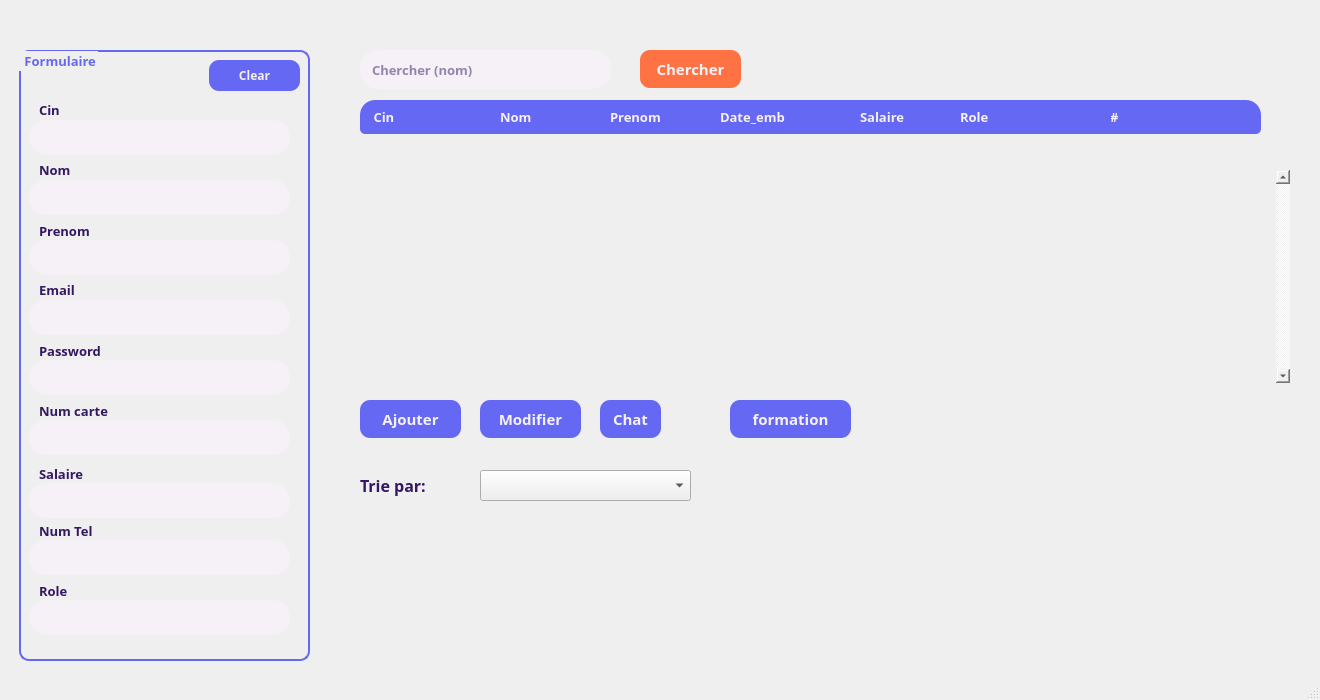
Farah-Torkhani/Smart_Printing_Office_QT, file gestionemp.ui: the form before one commit.
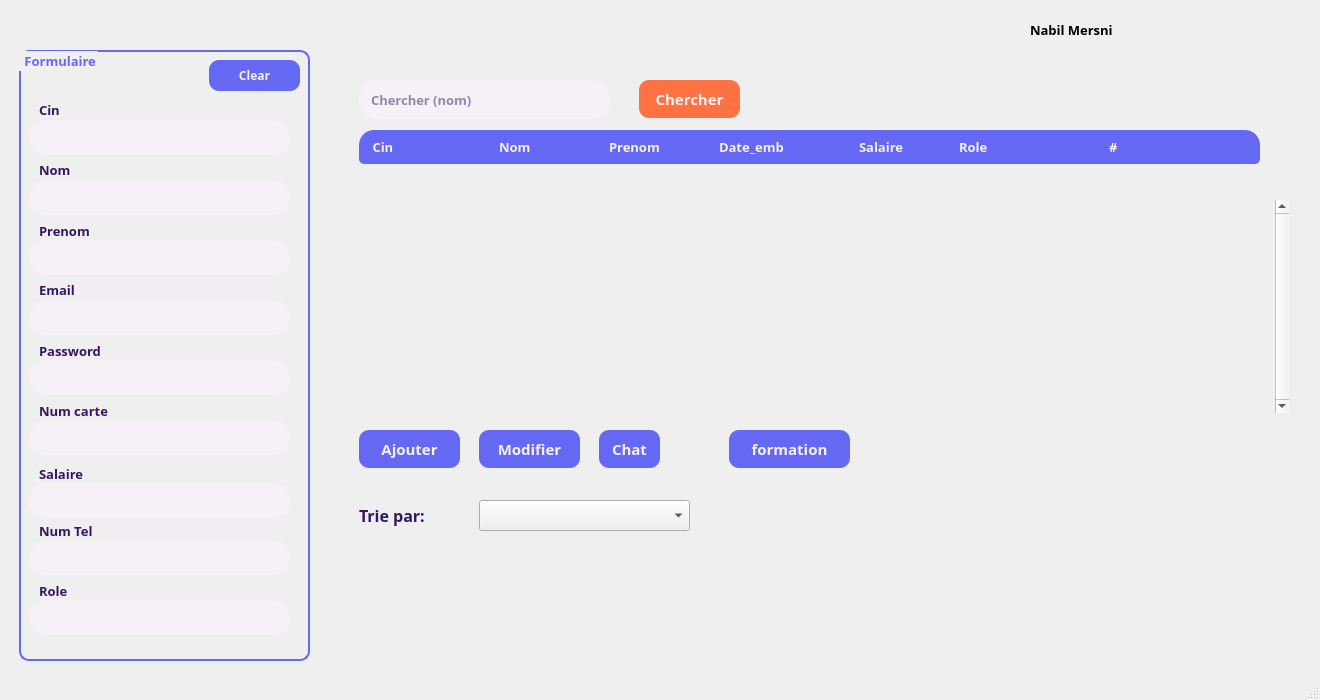
The form after the commit. Icons and pictures are not drawn.

The edit to the form file:
```diff
--- a/gestionemp.ui
+++ b/gestionemp.ui
@@ -23,300 +23,6 @@
 }</string>
   </property>
   <widget class="QWidget" name="centralwidget">
-   <widget class="QPushButton" name="updateBtn">
-    <property name="geometry">
-     <rect>
-      <x>480</x>
-      <y>400</y>
-      <width>101</width>
-      <height>38</height>
-     </rect>
-    </property>
-    <property name="font">
-     <font>
-      <family>Montserrat SemiBold</family>
-      <pointsize>11</pointsize>
-      <weight>75</weight>
-      <bold>true</bold>
-     </font>
-    </property>
-    <property name="cursor">
-     <cursorShape>PointingHandCursor</cursorShape>
-    </property>
-    <property name="styleSheet">
-     <string notr="true">QPushButton#updateBtn {
-    background-color: rgb(101, 104, 243);
-	color: rgb(245, 241, 246);
-	border-radius: 10px;
- }
-
-QPushButton#updateBtn:hover {
-	background-color: rgb(254, 129, 75);
-}
-
-QPushButton#updateBtn:pressed {
-	background-color: rgb(255, 114, 68);
-}</string>
-    </property>
-    <property name="text">
-     <string>Modifier</string>
-    </property>
-   </widget>
-   <widget class="QLabel" name="label_12">
-    <property name="geometry">
-     <rect>
-      <x>720</x>
-      <y>100</y>
-      <width>141</width>
-      <height>34</height>
-     </rect>
-    </property>
-    <property name="font">
-     <font>
-      <family>Montserrat SemiBold</family>
-      <pointsize>10</pointsize>
-      <weight>75</weight>
-      <bold>true</bold>
-     </font>
-    </property>
-    <property name="styleSheet">
-     <string notr="true">#label_12{
-background-color: #6568F3;
-color: #F5F1F6;
-}</string>
-    </property>
-    <property name="text">
-     <string>Date_emb</string>
-    </property>
-   </widget>
-   <widget class="QPushButton" name="refreshBtn">
-    <property name="geometry">
-     <rect>
-      <x>1160</x>
-      <y>50</y>
-      <width>81</width>
-      <height>38</height>
-     </rect>
-    </property>
-    <property name="font">
-     <font>
-      <family>Montserrat SemiBold</family>
-      <pointsize>11</pointsize>
-      <weight>75</weight>
-      <bold>true</bold>
-     </font>
-    </property>
-    <property name="cursor">
-     <cursorShape>PointingHandCursor</cursorShape>
-    </property>
-    <property name="styleSheet">
-     <string notr="true">background-color: none;
-border:none;</string>
-    </property>
-    <property name="text">
-     <string/>
-    </property>
-    <property name="icon">
-     <iconset resource="resource.qrc">
-      <normaloff>:/resource/img/refresh.png</normaloff>:/resource/img/refresh.png</iconset>
-    </property>
-    <property name="iconSize">
-     <size>
-      <width>20</width>
-      <height>20</height>
-     </size>
-    </property>
-   </widget>
-   <widget class="QPushButton" name="addBtn">
-    <property name="geometry">
-     <rect>
-      <x>360</x>
-      <y>400</y>
-      <width>101</width>
-      <height>38</height>
-     </rect>
-    </property>
-    <property name="font">
-     <font>
-      <family>Montserrat SemiBold</family>
-      <pointsize>11</pointsize>
-      <weight>75</weight>
-      <bold>true</bold>
-     </font>
-    </property>
-    <property name="cursor">
-     <cursorShape>PointingHandCursor</cursorShape>
-    </property>
-    <property name="styleSheet">
-     <string notr="true">QPushButton#addBtn {
-    background-color: rgb(101, 104, 243);
-	color: rgb(245, 241, 246);
-	border-radius: 10px;
- }
-
-QPushButton#addBtn:hover {
-	background-color: rgb(254, 129, 75);
-}
-
-QPushButton#addBtn:pressed {
-	background-color: rgb(255, 114, 68);
-}</string>
-    </property>
-    <property name="text">
-     <string>Ajouter</string>
-    </property>
-   </widget>
-   <widget class="QPushButton" name="chercheBtn">
-    <property name="geometry">
-     <rect>
-      <x>640</x>
-      <y>50</y>
-      <width>101</width>
-      <height>38</height>
-     </rect>
-    </property>
-    <property name="font">
-     <font>
-      <family>Montserrat SemiBold</family>
-      <pointsize>11</pointsize>
-      <weight>75</weight>
-      <bold>true</bold>
-     </font>
-    </property>
-    <property name="cursor">
-     <cursorShape>PointingHandCursor</cursorShape>
-    </property>
-    <property name="styleSheet">
-     <string notr="true">QPushButton#chercheBtn {
-    background-color: rgb(255, 114, 68);
-	color: rgb(245, 241, 246);
-	border-radius: 10px;
- }
-
-QPushButton#chercheBtn:hover {
-	background-color: rgb(254, 129, 75);
-}
-
-QPushButton#chercheBtn:pressed {
-	background-color: rgb(255, 114, 68);
-}</string>
-    </property>
-    <property name="text">
-     <string>Chercher</string>
-    </property>
-   </widget>
-   <widget class="QLabel" name="label_13">
-    <property name="geometry">
-     <rect>
-      <x>1110</x>
-      <y>100</y>
-      <width>151</width>
-      <height>34</height>
-     </rect>
-    </property>
-    <property name="font">
-     <font>
-      <family>Montserrat SemiBold</family>
-      <pointsize>10</pointsize>
-      <weight>75</weight>
-      <bold>true</bold>
-     </font>
-    </property>
-    <property name="styleSheet">
-     <string notr="true">#label_13{
-background-color: #6568F3;
-border-top-right-radius: 15px;
-border-bottom-right-radius: 5px;
-color: #F5F1F6;
-}</string>
-    </property>
-    <property name="text">
-     <string>#</string>
-    </property>
-   </widget>
-   <widget class="QLabel" name="label_19">
-    <property name="geometry">
-     <rect>
-      <x>860</x>
-      <y>100</y>
-      <width>101</width>
-      <height>34</height>
-     </rect>
-    </property>
-    <property name="font">
-     <font>
-      <family>Montserrat SemiBold</family>
-      <pointsize>10</pointsize>
-      <weight>75</weight>
-      <bold>true</bold>
-     </font>
-    </property>
-    <property name="styleSheet">
-     <string notr="true">background-color: #6568F3;
-color: #F5F1F6;
-</string>
-    </property>
-    <property name="text">
-     <string>Salaire</string>
-    </property>
-   </widget>
-   <widget class="QLabel" name="label_40">
-    <property name="geometry">
-     <rect>
-      <x>960</x>
-      <y>100</y>
-      <width>151</width>
-      <height>34</height>
-     </rect>
-    </property>
-    <property name="font">
-     <font>
-      <family>Montserrat SemiBold</family>
-      <pointsize>10</pointsize>
-      <weight>75</weight>
-      <bold>true</bold>
-     </font>
-    </property>
-    <property name="styleSheet">
-     <string notr="true">background-color: #6568F3;
-color: #F5F1F6;
-</string>
-    </property>
-    <property name="text">
-     <string>Role</string>
-    </property>
-   </widget>
-   <widget class="QLineEdit" name="chercheInput">
-    <property name="geometry">
-     <rect>
-      <x>360</x>
-      <y>50</y>
-      <width>251</width>
-      <height>39</height>
-     </rect>
-    </property>
-    <property name="font">
-     <font>
-      <family>Montserrat SemiBold</family>
-      <pointsize>10</pointsize>
-      <weight>75</weight>
-      <bold>true</bold>
-     </font>
-    </property>
-    <property name="styleSheet">
-     <string notr="true">background-color: rgb(245, 241, 246);
-border-radius: 18px;
-padding: 5px 10px;
-color: rgb(52, 23, 99);
-</string>
-    </property>
-    <property name="text">
-     <string/>
-    </property>
-    <property name="placeholderText">
-     <string>Chercher (nom)</string>
-    </property>
-   </widget>
    <widget class="QGroupBox" name="formulaire">
     <property name="geometry">
      <rect>
@@ -844,190 +550,266 @@
      </property>
     </widget>
    </widget>
-   <widget class="QLabel" name="label_11">
+   <widget class="QLabel" name="fullnameLabel">
     <property name="geometry">
      <rect>
-      <x>610</x>
-      <y>100</y>
-      <width>111</width>
-      <height>34</height>
-     </rect>
-    </property>
-    <property name="font">
-     <font>
-      <family>Montserrat SemiBold</family>
-      <pointsize>10</pointsize>
-      <weight>75</weight>
-      <bold>true</bold>
-     </font>
-    </property>
-    <property name="styleSheet">
-     <string notr="true">#label_11{
-background-color: #6568F3;
-color: #F5F1F6;
-}</string>
-    </property>
-    <property name="text">
-     <string>Prenom</string>
-    </property>
-   </widget>
-   <widget class="QLabel" name="label_18">
-    <property name="geometry">
-     <rect>
-      <x>500</x>
-      <y>100</y>
-      <width>111</width>
-      <height>34</height>
-     </rect>
-    </property>
-    <property name="font">
-     <font>
-      <family>Montserrat SemiBold</family>
-      <pointsize>10</pointsize>
-      <weight>75</weight>
-      <bold>true</bold>
-     </font>
-    </property>
-    <property name="styleSheet">
-     <string notr="true">background-color: #6568F3;
-color: #F5F1F6;
-</string>
-    </property>
-    <property name="text">
-     <string>Nom</string>
-    </property>
-   </widget>
-   <widget class="QLabel" name="label_9">
-    <property name="geometry">
-     <rect>
-      <x>360</x>
-      <y>470</y>
-      <width>111</width>
-      <height>31</height>
-     </rect>
-    </property>
-    <property name="font">
-     <font>
-      <family>Montserrat SemiBold</family>
-      <pointsize>12</pointsize>
-      <weight>75</weight>
-      <bold>true</bold>
-     </font>
-    </property>
-    <property name="styleSheet">
-     <string notr="true">color: rgb(52, 23, 99);</string>
-    </property>
-    <property name="text">
-     <string>Trie par: </string>
-    </property>
-   </widget>
-   <widget class="QLabel" name="label_10">
-    <property name="geometry">
-     <rect>
-      <x>360</x>
-      <y>100</y>
-      <width>141</width>
-      <height>34</height>
-     </rect>
-    </property>
-    <property name="font">
-     <font>
-      <family>Montserrat SemiBold</family>
-      <pointsize>10</pointsize>
-      <weight>75</weight>
-      <bold>true</bold>
-     </font>
-    </property>
-    <property name="styleSheet">
-     <string notr="true">#label_10{
-background-color: #6568F3;
-border-top-left-radius: 15px;
-border-bottom-left-radius: 5px;
-color: #F5F1F6;
-}</string>
-    </property>
-    <property name="text">
-     <string>    Cin</string>
-    </property>
-   </widget>
-   <widget class="QComboBox" name="trieOption">
-    <property name="geometry">
-     <rect>
-      <x>480</x>
-      <y>470</y>
+      <x>1030</x>
+      <y>20</y>
       <width>211</width>
-      <height>31</height>
+      <height>20</height>
      </rect>
     </property>
     <property name="font">
      <font>
-      <family>Montserrat</family>
-      <pointsize>9</pointsize>
+      <family>Montserrat SemiBold</family>
+      <pointsize>10</pointsize>
       <weight>75</weight>
       <bold>true</bold>
      </font>
     </property>
-    <property name="editable">
-     <bool>false</bool>
+    <property name="text">
+     <string>Nabil Mersni</string>
     </property>
-    <property name="currentText">
+   </widget>
+   <widget class="QPushButton" name="logoutBtn">
+    <property name="geometry">
+     <rect>
+      <x>1250</x>
+      <y>10</y>
+      <width>45</width>
+      <height>45</height>
+     </rect>
+    </property>
+    <property name="cursor">
+     <cursorShape>PointingHandCursor</cursorShape>
+    </property>
+    <property name="styleSheet">
+     <string notr="true">QPushButton {
+	border:none;
+	border-radius:15px;
+}
+
+QPushButton::hover {
+  background-color: rgb(254, 129, 75);
+}</string>
+    </property>
+    <property name="text">
      <string/>
     </property>
-    <property name="currentIndex">
-     <number>-1</number>
+    <property name="icon">
+     <iconset resource="resource.qrc">
+      <normaloff>:/resource/img/logout.png</normaloff>:/resource/img/logout.png</iconset>
     </property>
    </widget>
-   <widget class="QScrollArea" name="scrollArea">
+   <widget class="QLabel" name="label_16">
     <property name="geometry">
      <rect>
-      <x>350</x>
-      <y>170</y>
-      <width>940</width>
-      <height>213</height>
+      <x>1000</x>
+      <y>19</y>
+      <width>23</width>
+      <height>23</height>
      </rect>
     </property>
     <property name="styleSheet">
-     <string notr="true">background:transparent;border:none;</string>
+     <string notr="true">image: url(:/resource/img/user.png);</string>
     </property>
-    <property name="verticalScrollBarPolicy">
-     <enum>Qt::ScrollBarAlwaysOn</enum>
+    <property name="text">
+     <string/>
     </property>
-    <property name="widgetResizable">
-     <bool>true</bool>
+   </widget>
+   <widget class="QGroupBox" name="adminInterface">
+    <property name="geometry">
+     <rect>
+      <x>349</x>
+      <y>60</y>
+      <width>951</width>
+      <height>491</height>
+     </rect>
     </property>
-    <widget class="QWidget" name="scrollAreaContents">
+    <property name="styleSheet">
+     <string notr="true">#adminInterface{
+border:none;
+}</string>
+    </property>
+    <property name="title">
+     <string/>
+    </property>
+    <widget class="QScrollArea" name="scrollArea">
      <property name="geometry">
       <rect>
        <x>0</x>
-       <y>0</y>
-       <width>919</width>
+       <y>140</y>
+       <width>940</width>
        <height>213</height>
       </rect>
      </property>
+     <property name="styleSheet">
+      <string notr="true">background:transparent;border:none;</string>
+     </property>
+     <property name="verticalScrollBarPolicy">
+      <enum>Qt::ScrollBarAlwaysOn</enum>
+     </property>
+     <property name="widgetResizable">
+      <bool>true</bool>
+     </property>
+     <widget class="QWidget" name="scrollAreaContents">
+      <property name="geometry">
+       <rect>
+        <x>0</x>
+        <y>0</y>
+        <width>919</width>
+        <height>213</height>
+       </rect>
+      </property>
+     </widget>
     </widget>
-   </widget>
-   <widget class="QPushButton" name="formationBtn">
-    <property name="geometry">
-     <rect>
-      <x>730</x>
-      <y>400</y>
-      <width>121</width>
-      <height>38</height>
-     </rect>
-    </property>
-    <property name="font">
-     <font>
-      <family>Montserrat SemiBold</family>
-      <pointsize>11</pointsize>
-      <weight>75</weight>
-      <bold>true</bold>
-     </font>
-    </property>
-    <property name="cursor">
-     <cursorShape>PointingHandCursor</cursorShape>
-    </property>
-    <property name="styleSheet">
-     <string notr="true">QPushButton#formationBtn {
+    <widget class="QPushButton" name="updateBtn">
+     <property name="geometry">
+      <rect>
+       <x>130</x>
+       <y>370</y>
+       <width>101</width>
+       <height>38</height>
+      </rect>
+     </property>
+     <property name="font">
+      <font>
+       <family>Montserrat SemiBold</family>
+       <pointsize>11</pointsize>
+       <weight>75</weight>
+       <bold>true</bold>
+      </font>
+     </property>
+     <property name="cursor">
+      <cursorShape>PointingHandCursor</cursorShape>
+     </property>
+     <property name="styleSheet">
+      <string notr="true">QPushButton#updateBtn {
+    background-color: rgb(101, 104, 243);
+	color: rgb(245, 241, 246);
+	border-radius: 10px;
+ }
+
+QPushButton#updateBtn:hover {
+	background-color: rgb(254, 129, 75);
+}
+
+QPushButton#updateBtn:pressed {
+	background-color: rgb(255, 114, 68);
+}</string>
+     </property>
+     <property name="text">
+      <string>Modifier</string>
+     </property>
+    </widget>
+    <widget class="QLabel" name="label_40">
+     <property name="geometry">
+      <rect>
+       <x>610</x>
+       <y>70</y>
+       <width>151</width>
+       <height>34</height>
+      </rect>
+     </property>
+     <property name="font">
+      <font>
+       <family>Montserrat SemiBold</family>
+       <pointsize>10</pointsize>
+       <weight>75</weight>
+       <bold>true</bold>
+      </font>
+     </property>
+     <property name="styleSheet">
+      <string notr="true">background-color: #6568F3;
+color: #F5F1F6;
+</string>
+     </property>
+     <property name="text">
+      <string>Role</string>
+     </property>
+    </widget>
+    <widget class="QLabel" name="label_10">
+     <property name="geometry">
+      <rect>
+       <x>10</x>
+       <y>70</y>
+       <width>141</width>
+       <height>34</height>
+      </rect>
+     </property>
+     <property name="font">
+      <font>
+       <family>Montserrat SemiBold</family>
+       <pointsize>10</pointsize>
+       <weight>75</weight>
+       <bold>true</bold>
+      </font>
+     </property>
+     <property name="styleSheet">
+      <string notr="true">#label_10{
+background-color: #6568F3;
+border-top-left-radius: 15px;
+border-bottom-left-radius: 5px;
+color: #F5F1F6;
+}</string>
+     </property>
+     <property name="text">
+      <string>    Cin</string>
+     </property>
+    </widget>
+    <widget class="QLineEdit" name="chercheInput">
+     <property name="geometry">
+      <rect>
+       <x>10</x>
+       <y>20</y>
+       <width>251</width>
+       <height>39</height>
+      </rect>
+     </property>
+     <property name="font">
+      <font>
+       <family>Montserrat SemiBold</family>
+       <pointsize>10</pointsize>
+       <weight>75</weight>
+       <bold>true</bold>
+      </font>
+     </property>
+     <property name="styleSheet">
+      <string notr="true">background-color: rgb(245, 241, 246);
+border-radius: 18px;
+padding: 5px 10px;
+color: rgb(52, 23, 99);
+</string>
+     </property>
+     <property name="text">
+      <string/>
+     </property>
+     <property name="placeholderText">
+      <string>Chercher (nom)</string>
+     </property>
+    </widget>
+    <widget class="QPushButton" name="formationBtn">
+     <property name="geometry">
+      <rect>
+       <x>380</x>
+       <y>370</y>
+       <width>121</width>
+       <height>38</height>
+      </rect>
+     </property>
+     <property name="font">
+      <font>
+       <family>Montserrat SemiBold</family>
+       <pointsize>11</pointsize>
+       <weight>75</weight>
+       <bold>true</bold>
+      </font>
+     </property>
+     <property name="cursor">
+      <cursorShape>PointingHandCursor</cursorShape>
+     </property>
+     <property name="styleSheet">
+      <string notr="true">QPushButton#formationBtn {
     background-color: rgb(101, 104, 243);
 	color: rgb(245, 241, 246);
 	border-radius: 10px;
@@ -1040,33 +822,243 @@
 QPushButton#formationBtn:pressed {
 	background-color: rgb(255, 114, 68);
 }</string>
-    </property>
-    <property name="text">
-     <string>formation</string>
-    </property>
-   </widget>
-   <widget class="QPushButton" name="chatBtn">
-    <property name="geometry">
-     <rect>
-      <x>600</x>
-      <y>400</y>
-      <width>61</width>
-      <height>38</height>
-     </rect>
-    </property>
-    <property name="font">
-     <font>
-      <family>Montserrat SemiBold</family>
-      <pointsize>11</pointsize>
-      <weight>75</weight>
-      <bold>true</bold>
-     </font>
-    </property>
-    <property name="cursor">
-     <cursorShape>PointingHandCursor</cursorShape>
-    </property>
-    <property name="styleSheet">
-     <string notr="true">QPushButton#chatBtn {
+     </property>
+     <property name="text">
+      <string>formation</string>
+     </property>
+    </widget>
+    <widget class="QPushButton" name="refreshBtn">
+     <property name="geometry">
+      <rect>
+       <x>810</x>
+       <y>20</y>
+       <width>81</width>
+       <height>38</height>
+      </rect>
+     </property>
+     <property name="font">
+      <font>
+       <family>Montserrat SemiBold</family>
+       <pointsize>11</pointsize>
+       <weight>75</weight>
+       <bold>true</bold>
+      </font>
+     </property>
+     <property name="cursor">
+      <cursorShape>PointingHandCursor</cursorShape>
+     </property>
+     <property name="styleSheet">
+      <string notr="true">background-color: none;
+border:none;</string>
+     </property>
+     <property name="text">
+      <string/>
+     </property>
+     <property name="icon">
+      <iconset resource="resource.qrc">
+       <normaloff>:/resource/img/refresh.png</normaloff>:/resource/img/refresh.png</iconset>
+     </property>
+     <property name="iconSize">
+      <size>
+       <width>20</width>
+       <height>20</height>
+      </size>
+     </property>
+    </widget>
+    <widget class="QLabel" name="label_18">
+     <property name="geometry">
+      <rect>
+       <x>150</x>
+       <y>70</y>
+       <width>111</width>
+       <height>34</height>
+      </rect>
+     </property>
+     <property name="font">
+      <font>
+       <family>Montserrat SemiBold</family>
+       <pointsize>10</pointsize>
+       <weight>75</weight>
+       <bold>true</bold>
+      </font>
+     </property>
+     <property name="styleSheet">
+      <string notr="true">background-color: #6568F3;
+color: #F5F1F6;
+</string>
+     </property>
+     <property name="text">
+      <string>Nom</string>
+     </property>
+    </widget>
+    <widget class="QLabel" name="label_13">
+     <property name="geometry">
+      <rect>
+       <x>760</x>
+       <y>70</y>
+       <width>151</width>
+       <height>34</height>
+      </rect>
+     </property>
+     <property name="font">
+      <font>
+       <family>Montserrat SemiBold</family>
+       <pointsize>10</pointsize>
+       <weight>75</weight>
+       <bold>true</bold>
+      </font>
+     </property>
+     <property name="styleSheet">
+      <string notr="true">#label_13{
+background-color: #6568F3;
+border-top-right-radius: 15px;
+border-bottom-right-radius: 5px;
+color: #F5F1F6;
+}</string>
+     </property>
+     <property name="text">
+      <string>#</string>
+     </property>
+    </widget>
+    <widget class="QLabel" name="label_12">
+     <property name="geometry">
+      <rect>
+       <x>370</x>
+       <y>70</y>
+       <width>141</width>
+       <height>34</height>
+      </rect>
+     </property>
+     <property name="font">
+      <font>
+       <family>Montserrat SemiBold</family>
+       <pointsize>10</pointsize>
+       <weight>75</weight>
+       <bold>true</bold>
+      </font>
+     </property>
+     <property name="styleSheet">
+      <string notr="true">#label_12{
+background-color: #6568F3;
+color: #F5F1F6;
+}</string>
+     </property>
+     <property name="text">
+      <string>Date_emb</string>
+     </property>
+    </widget>
+    <widget class="QPushButton" name="chercheBtn">
+     <property name="geometry">
+      <rect>
+       <x>290</x>
+       <y>20</y>
+       <width>101</width>
+       <height>38</height>
+      </rect>
+     </property>
+     <property name="font">
+      <font>
+       <family>Montserrat SemiBold</family>
+       <pointsize>11</pointsize>
+       <weight>75</weight>
+       <bold>true</bold>
+      </font>
+     </property>
+     <property name="cursor">
+      <cursorShape>PointingHandCursor</cursorShape>
+     </property>
+     <property name="styleSheet">
+      <string notr="true">QPushButton#chercheBtn {
+    background-color: rgb(255, 114, 68);
+	color: rgb(245, 241, 246);
+	border-radius: 10px;
+ }
+
+QPushButton#chercheBtn:hover {
+	background-color: rgb(254, 129, 75);
+}
+
+QPushButton#chercheBtn:pressed {
+	background-color: rgb(255, 114, 68);
+}</string>
+     </property>
+     <property name="text">
+      <string>Chercher</string>
+     </property>
+    </widget>
+    <widget class="QLabel" name="label_9">
+     <property name="geometry">
+      <rect>
+       <x>10</x>
+       <y>440</y>
+       <width>111</width>
+       <height>31</height>
+      </rect>
+     </property>
+     <property name="font">
+      <font>
+       <family>Montserrat SemiBold</family>
+       <pointsize>12</pointsize>
+       <weight>75</weight>
+       <bold>true</bold>
+      </font>
+     </property>
+     <property name="styleSheet">
+      <string notr="true">color: rgb(52, 23, 99);</string>
+     </property>
+     <property name="text">
+      <string>Trie par: </string>
+     </property>
+    </widget>
+    <widget class="QLabel" name="label_11">
+     <property name="geometry">
+      <rect>
+       <x>260</x>
+       <y>70</y>
+       <width>111</width>
+       <height>34</height>
+      </rect>
+     </property>
+     <property name="font">
+      <font>
+       <family>Montserrat SemiBold</family>
+       <pointsize>10</pointsize>
+       <weight>75</weight>
+       <bold>true</bold>
+      </font>
+     </property>
+     <property name="styleSheet">
+      <string notr="true">#label_11{
+background-color: #6568F3;
+color: #F5F1F6;
+}</string>
+     </property>
+     <property name="text">
+      <string>Prenom</string>
+     </property>
+    </widget>
+    <widget class="QPushButton" name="chatBtn">
+     <property name="geometry">
+      <rect>
+       <x>250</x>
+       <y>370</y>
+       <width>61</width>
+       <height>38</height>
+      </rect>
+     </property>
+     <property name="font">
+      <font>
+       <family>Montserrat SemiBold</family>
+       <pointsize>11</pointsize>
+       <weight>75</weight>
+       <bold>true</bold>
+      </font>
+     </property>
+     <property name="cursor">
+      <cursorShape>PointingHandCursor</cursorShape>
+     </property>
+     <property name="styleSheet">
+      <string notr="true">QPushButton#chatBtn {
     background-color: rgb(101, 104, 243);
 	color: rgb(245, 241, 246);
 	border-radius: 10px;
@@ -1079,10 +1071,103 @@
 QPushButton#chatBtn:pressed {
 	background-color: rgb(255, 114, 68);
 }</string>
-    </property>
-    <property name="text">
-     <string>Chat</string>
-    </property>
+     </property>
+     <property name="text">
+      <string>Chat</string>
+     </property>
+    </widget>
+    <widget class="QPushButton" name="addBtn">
+     <property name="geometry">
+      <rect>
+       <x>10</x>
+       <y>370</y>
+       <width>101</width>
+       <height>38</height>
+      </rect>
+     </property>
+     <property name="font">
+      <font>
+       <family>Montserrat SemiBold</family>
+       <pointsize>11</pointsize>
+       <weight>75</weight>
+       <bold>true</bold>
+      </font>
+     </property>
+     <property name="cursor">
+      <cursorShape>PointingHandCursor</cursorShape>
+     </property>
+     <property name="styleSheet">
+      <string notr="true">QPushButton#addBtn {
+    background-color: rgb(101, 104, 243);
+	color: rgb(245, 241, 246);
+	border-radius: 10px;
+ }
+
+QPushButton#addBtn:hover {
+	background-color: rgb(254, 129, 75);
+}
+
+QPushButton#addBtn:pressed {
+	background-color: rgb(255, 114, 68);
+}</string>
+     </property>
+     <property name="text">
+      <string>Ajouter</string>
+     </property>
+    </widget>
+    <widget class="QComboBox" name="trieOption">
+     <property name="geometry">
+      <rect>
+       <x>130</x>
+       <y>440</y>
+       <width>211</width>
+       <height>31</height>
+      </rect>
+     </property>
+     <property name="font">
+      <font>
+       <family>Montserrat</family>
+       <pointsize>9</pointsize>
+       <weight>75</weight>
+       <bold>true</bold>
+      </font>
+     </property>
+     <property name="editable">
+      <bool>false</bool>
+     </property>
+     <property name="currentText">
+      <string/>
+     </property>
+     <property name="currentIndex">
+      <number>-1</number>
+     </property>
+    </widget>
+    <widget class="QLabel" name="label_19">
+     <property name="geometry">
+      <rect>
+       <x>510</x>
+       <y>70</y>
+       <width>101</width>
+       <height>34</height>
+      </rect>
+     </property>
+     <property name="font">
+      <font>
+       <family>Montserrat SemiBold</family>
+       <pointsize>10</pointsize>
+       <weight>75</weight>
+       <bold>true</bold>
+      </font>
+     </property>
+     <property name="styleSheet">
+      <string notr="true">background-color: #6568F3;
+color: #F5F1F6;
+</string>
+     </property>
+     <property name="text">
+      <string>Salaire</string>
+     </property>
+    </widget>
    </widget>
   </widget>
   <widget class="QMenuBar" name="menubar">
```
Left out of the diff: 11 changed lines with no effect on the pictures.
